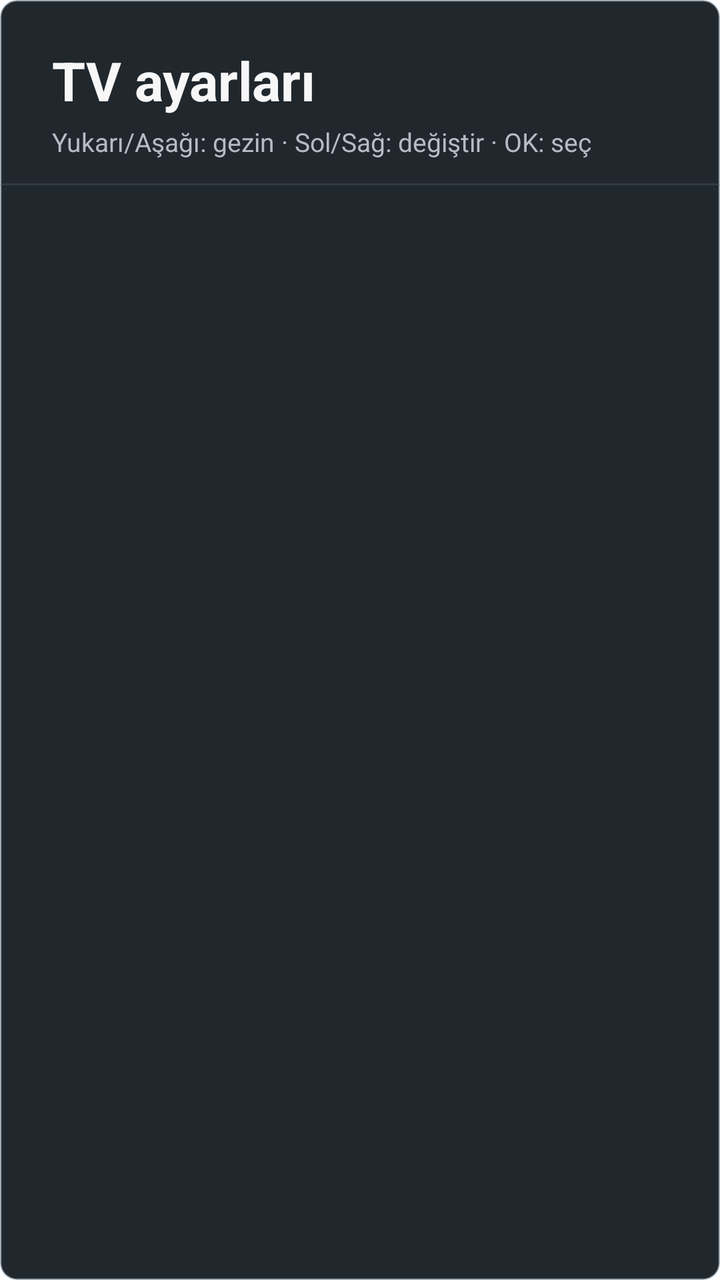
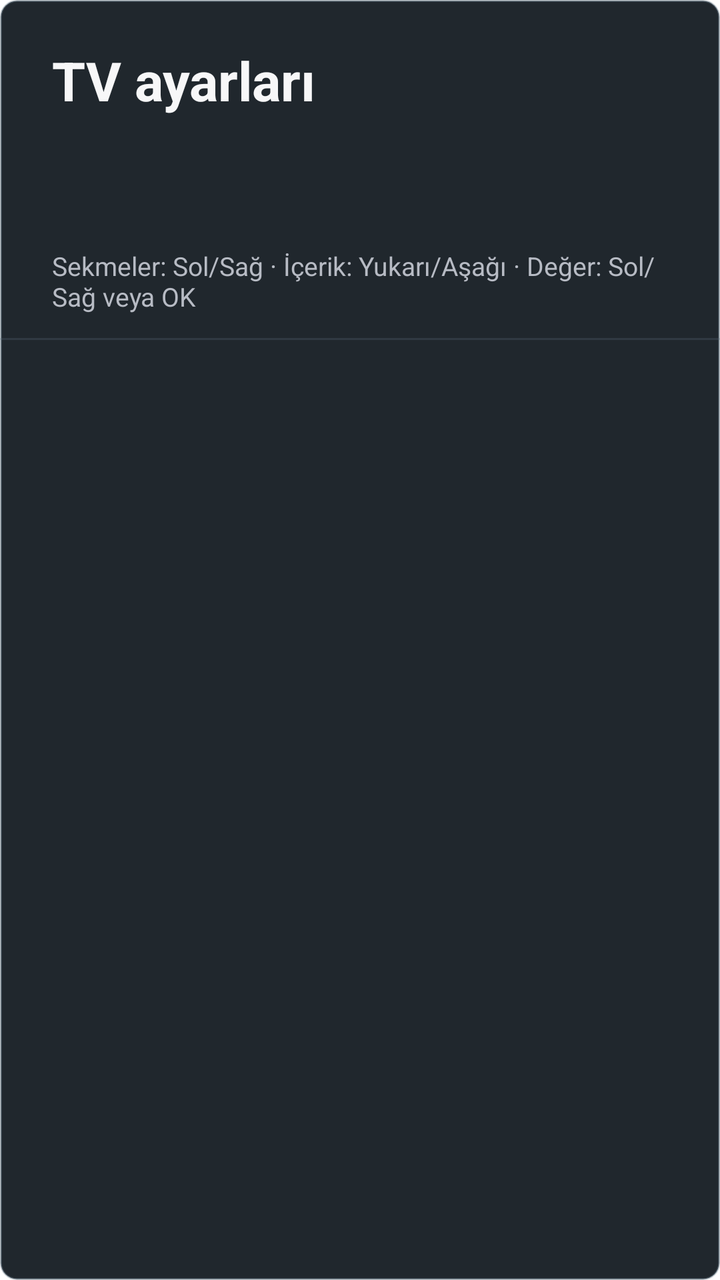

Compare the two renders of this Android layout. The source of the first and the diff that turns it into the second are given below.
<!-- AndroidManifest.xml: activity theme Theme.TVApp.SettingsOverlay -->
<!-- res/layout/activity_display_settings.xml -->
<?xml version="1.0" encoding="utf-8"?>
<LinearLayout xmlns:android="http://schemas.android.com/apk/res/android"
    android:layout_width="match_parent"
    android:layout_height="match_parent"
    android:background="@drawable/bg_settings_osd"
    android:orientation="vertical">

    <TextView
        android:layout_width="match_parent"
        android:layout_height="wrap_content"
        android:paddingStart="26dp"
        android:paddingTop="22dp"
        android:paddingEnd="26dp"
        android:text="@string/settings_title"
        android:textColor="@color/text_primary"
        android:textSize="27sp"
        android:textStyle="bold" />

    <TextView
        android:layout_width="match_parent"
        android:layout_height="wrap_content"
        android:paddingStart="26dp"
        android:paddingTop="4dp"
        android:paddingEnd="26dp"
        android:paddingBottom="12dp"
        android:text="@string/settings_remote_hint"
        android:textColor="@color/text_secondary"
        android:textSize="13sp" />

    <View
        android:layout_width="match_parent"
        android:layout_height="1dp"
        android:background="#445D7180" />

    <ScrollView
        android:layout_width="match_parent"
        android:layout_height="0dp"
        android:layout_weight="1"
        android:clipToPadding="false"
        android:fillViewport="true"
        android:paddingBottom="18dp">

        <LinearLayout
            android:id="@+id/settings_content"
            android:layout_width="match_parent"
            android:layout_height="wrap_content"
            android:focusable="false"
            android:orientation="vertical" />
    </ScrollView>
</LinearLayout>
<!-- resources referenced by this layout -->
<resources>
  <color name="text_primary">#F7F7F8</color>
  <color name="text_secondary">#B7BBC4</color>
  <!-- drawable bg_settings_osd (drawable) -->
  <?xml version="1.0" encoding="utf-8"?>
  <shape xmlns:android="http://schemas.android.com/apk/res/android">
      <solid android:color="#EE11181E" />
      <stroke
          android:width="1dp"
          android:color="#665D7180" />
      <corners android:radius="8dp" />
  </shape>
  <string name="settings_remote_hint">Yukarı/Aşağı: gezin · Sol/Sağ: değiştir · OK: seç</string>
  <string name="settings_title">TV ayarları</string>
  <style name="Theme.TVApp.SettingsOverlay" parent="Theme.AppCompat.DayNight.NoActionBar">
          <item name="android:windowIsTranslucent">true</item>
          <item name="android:windowBackground">@android:color/transparent</item>
          <item name="android:colorBackground">@color/panel</item>
          <item name="android:textColorPrimary">@color/text_primary</item>
          <item name="android:textColorSecondary">@color/text_secondary</item>
          <item name="android:windowLightNavigationBar">false</item>
          <item name="android:forceDarkAllowed">false</item>
          <item name="colorControlNormal">@color/text_secondary</item>
          <item name="colorControlActivated">@color/accent</item>
          <item name="colorAccent">@color/accent</item>
          <item name="android:windowNoTitle">true</item>
          <item name="android:windowFullscreen">true</item>
          <item name="android:backgroundDimEnabled">false</item>
          <item name="android:windowDisablePreview">true</item>
          <item name="android:colorAccent">@color/accent</item>
      </style>
  <color name="panel">#F216181C</color>
  <color name="accent">#33B5E5</color>
</resources>

<!-- the commit's change to res/layout/activity_display_settings.xml (unified diff, before → after) -->
@@ -16,6 +16,16 @@
         android:textSize="27sp"
         android:textStyle="bold" />
 
+    <LinearLayout
+        android:id="@+id/settings_tabs"
+        android:layout_width="match_parent"
+        android:layout_height="52dp"
+        android:layout_marginStart="18dp"
+        android:layout_marginTop="10dp"
+        android:layout_marginEnd="18dp"
+        android:gravity="center_vertical"
+        android:orientation="horizontal" />
+
     <TextView
         android:layout_width="match_parent"
         android:layout_height="wrap_content"
@@ -33,6 +43,7 @@
         android:background="#445D7180" />
 
     <ScrollView
+        android:id="@+id/settings_scroll"
         android:layout_width="match_parent"
         android:layout_height="0dp"
         android:layout_weight="1"
<!-- resource entries referenced after the edit -->
@@ -11,7 +11,7 @@
           android:color="#665D7180" />
       <corners android:radius="8dp" />
   </shape>
-  <string name="settings_remote_hint">Yukarı/Aşağı: gezin · Sol/Sağ: değiştir · OK: seç</string>
+  <string name="settings_remote_hint">Sekmeler: Sol/Sağ · İçerik: Yukarı/Aşağı · Değer: Sol/Sağ veya OK</string>
   <string name="settings_title">TV ayarları</string>
   <style name="Theme.TVApp.SettingsOverlay" parent="Theme.AppCompat.DayNight.NoActionBar">
           <item name="android:windowIsTranslucent">true</item>
